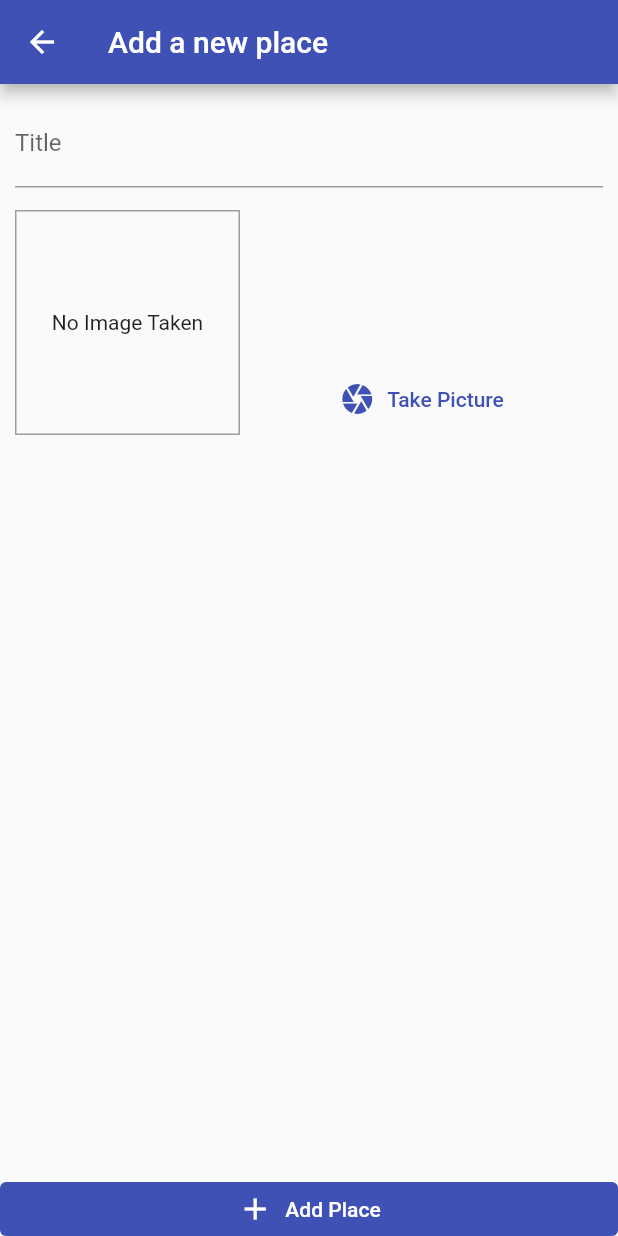
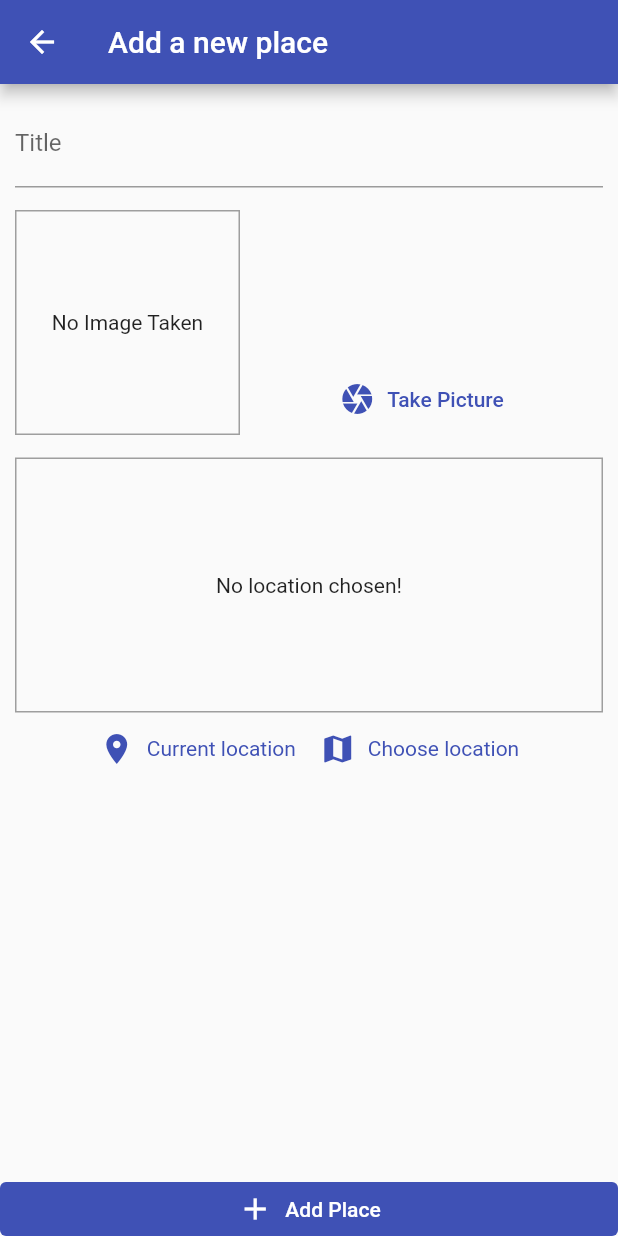
Before and after one commit to jasaplohl/great-places, a Flutter app: the AddPlacePage screen opened by its route, on a phone screen of 412 x 824 dp. Run offline on Flutter 3.47's test engine with Material 2 defaults, Android fonts, the phone set to English and light mode, and no system bars; our stand-ins replace image_picker, sqflite; accounts and stored records are empty.

Commit message:
Location permissions, input and preview fields.

```diff
--- a/lib/pages/add_place_page.dart
+++ b/lib/pages/add_place_page.dart
@@ -4,6 +4,7 @@ import 'package:flutter/material.dart';
 import 'package:provider/provider.dart';
 
 import '../widgets/image_input.dart';
+import '../widgets/location_input.dart';
 
 import '../providers/great_places.dart';
 
@@ -51,7 +52,9 @@ class _AddPlacePageState extends State<AddPlacePage> {
                       controller: _titleController
                     ),
                     const SizedBox(height: 15),
-                    ImageInput(_imagePicked)
+                    ImageInput(_imagePicked),
+                    const SizedBox(height: 15),
+                    LocationInput()
                   ],
                 )
               )
--- /dev/null
+++ b/lib/widgets/location_input.dart
@@ -0,0 +1,70 @@
+import 'package:flutter/material.dart';
+
+class LocationInput extends StatefulWidget {
+  @override
+  _LocationInputState createState() => _LocationInputState();
+}
+
+class _LocationInputState extends State<LocationInput> {
+  String? _previewImageUrl;
+
+  final BoxDecoration containerDecoration = BoxDecoration(
+    border: Border.all(
+      width: 1,
+      color: Colors.grey
+    )
+  );
+
+  @override
+  Widget build(BuildContext context) {
+    return Column(
+      children: [
+        // Preview container
+        Container(
+          height: 170,
+          width: double.infinity,
+          decoration: containerDecoration,
+          child: _previewImageUrl == null
+            ? const Center(
+                child: Text(
+                  "No location chosen!",
+                  textAlign: TextAlign.center
+                )
+              )
+            : Image.network(
+                _previewImageUrl!,
+                fit: BoxFit.cover,
+                width: double.infinity,
+              )
+        ),
+        // Location picker
+        Row(
+          mainAxisAlignment: MainAxisAlignment.center,
+          children: [
+            TextButton.icon(
+              onPressed: () {},
+              icon: const Icon(Icons.location_on),
+              label: const Text("Current location"),
+              style: TextButton.styleFrom(
+                textStyle: TextStyle(
+                  color: Theme.of(context).primaryColor
+                )
+              ),
+            ),
+            TextButton.icon(
+              onPressed: () {},
+              icon: const Icon(Icons.map),
+              label: const Text("Choose location"),
+              style: TextButton.styleFrom(
+                textStyle: TextStyle(
+                  color: Theme.of(context).primaryColor
+                )
+              ),
+            )
+          ],
+        )
+      ],
+    );
+  }
+
+}
--- a/pubspec.yaml
+++ b/pubspec.yaml
@@ -40,6 +40,7 @@ dependencies:
   path: ^1.8.0
   uuid: ^3.0.6
   sqflite: ^2.0.2
+  location: ^4.3.0
 
 dev_dependencies:
   flutter_test:
```
Also changed, not shown: pubspec.lock, 1 other file.
